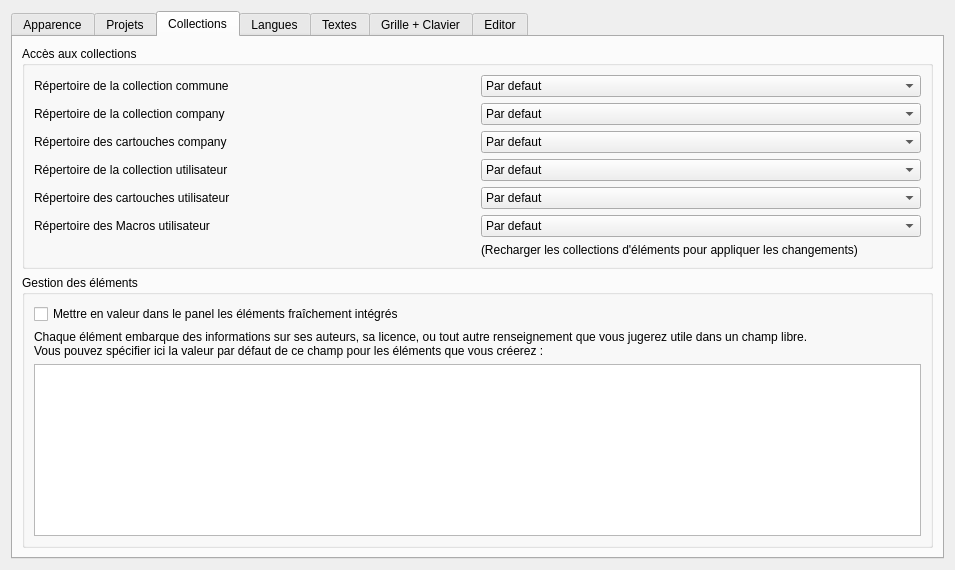
This is sources/ui/configpage/generalconfigurationpage.ui in qelectrotech/qelectrotech-source-mirror as Qt 5 draws it before an edit. The edited form follows.
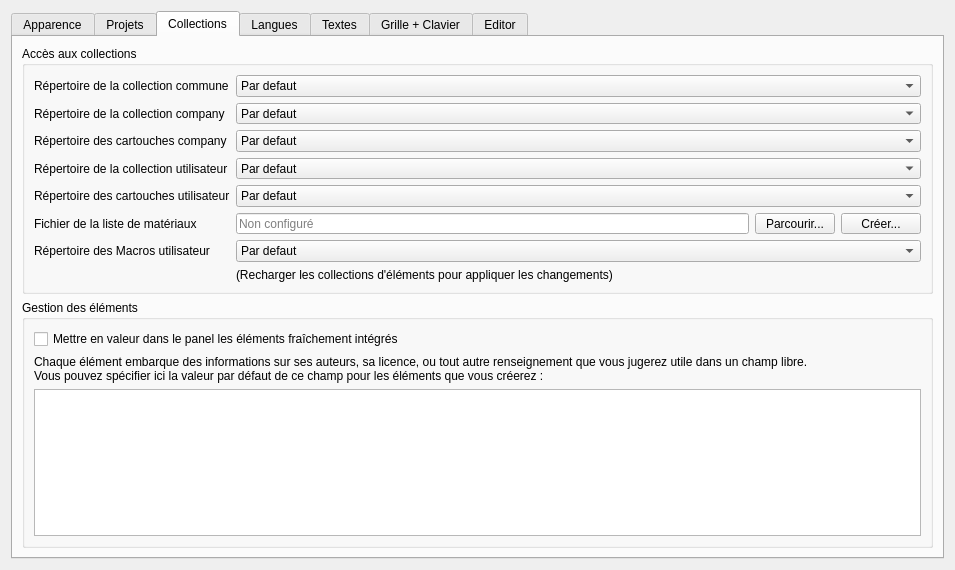
This is the edited form. The open tabs and pages were chosen to show the change. Custom widgets are drawn as their Qt base class.

Commit message: Add a material list lookup for the element article fields

Patch:
```diff
--- a/sources/ui/configpage/generalconfigurationpage.ui
+++ b/sources/ui/configpage/generalconfigurationpage.ui
@@ -412,6 +412,47 @@
             </property>
            </widget>
           </item>
+          <item row="6" column="0">
+           <widget class="QLabel" name="m_material_list_label">
+            <property name="text">
+             <string>Fichier de la liste de matériaux</string>
+            </property>
+           </widget>
+          </item>
+          <item row="6" column="1">
+           <layout class="QHBoxLayout" name="m_material_list_layout">
+            <item>
+             <widget class="QLineEdit" name="m_material_list_path_le">
+              <property name="toolTip">
+               <string extracomment="tooltip of the material file path field">Répertoire de matériaux utilisé pour renseigner les articles d'un élément</string>
+              </property>
+              <property name="readOnly">
+               <bool>true</bool>
+              </property>
+              <property name="placeholderText">
+               <string extracomment="hint shown when no material file is configured yet">Non configuré</string>
+              </property>
+             </widget>
+            </item>
+            <item>
+             <widget class="QPushButton" name="m_material_list_browse_pb">
+              <property name="text">
+               <string>Parcourir...</string>
+              </property>
+             </widget>
+            </item>
+            <item>
+             <widget class="QPushButton" name="m_material_list_create_pb">
+              <property name="toolTip">
+               <string extracomment="tooltip of the button creating the material file with its header line">Créer le fichier de la liste avec ses en-têtes</string>
+              </property>
+              <property name="text">
+               <string>Créer...</string>
+              </property>
+             </widget>
+            </item>
+           </layout>
+          </item>
          </layout>
         </widget>
        </item>
```
The commit also changes 16 other files.
